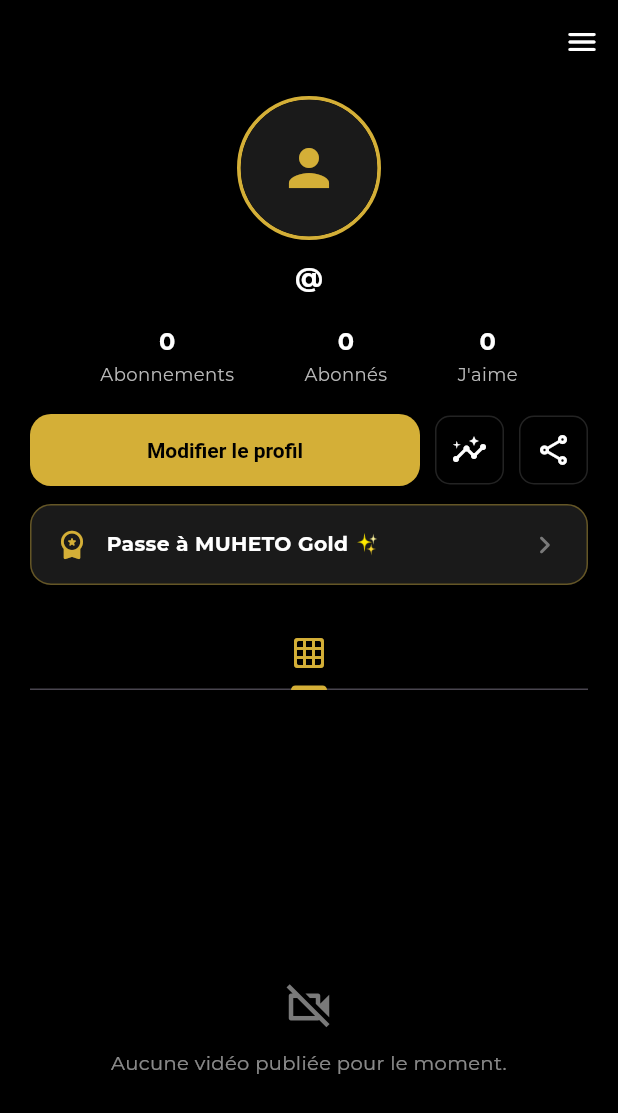
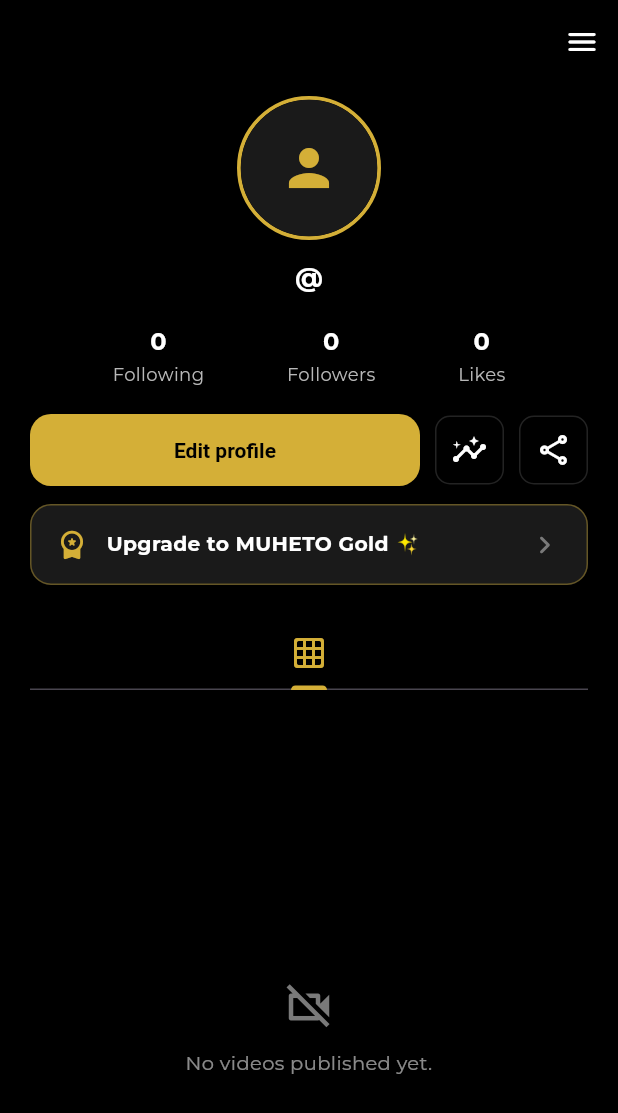
Before and after one commit to muhetoedengrace371240-prog/CLAUDE, a Flutter app: the ProfileScreen screen opened by its route, on a phone screen of 412 x 824 dp. Shown: the top 1113 px of the screen. Run offline on Flutter 3.47's test engine with Material 3 defaults, Android fonts, the phone set to English and light mode, and no system bars; our stand-ins replace cached_network_image, camera, cloud_firestore, firebase_auth, firebase_core, firebase_messaging and 7 more; missing offline and left inert: video_thumbnail; accounts and stored records are empty.

Commit message:
Ecrans Boite de reception, Profil et Feed traduits

```diff
--- a/assets/lang/en.json
+++ b/assets/lang/en.json
@@ -46,6 +46,14 @@
   "feed.forYou": "For You",
   "feed.following": "Following",
   "feed.trending": "Trending",
+  "feed.likeLoginRequired": "Log in to like a video.",
+  "feed.loadError": "Couldn't load the feed.\nCheck your connection.",
+  "feed.empty": "No videos yet.\nBe the first to post!",
+  "feed.commentsLabel": "comments",
+  "feed.beFirstComment": "Be the first to comment.",
+  "feed.commentFailed": "The comment couldn't be posted.",
+  "feed.addCommentHint": "Add a comment...",
+  "feed.defaultUsername": "MUHETO User",
   "profile.title": "Profile",
   "profile.editProfile": "Edit profile",
   "profile.followers": "Followers",
@@ -57,6 +65,11 @@
   "profile.logout": "Log out",
   "profile.language": "Language",
   "profile.bio": "Bio",
+  "profile.loginRequired": "Log in to see your profile.",
+"profile.userNotFound": "User not found.",
+"profile.noVideos": "No videos published yet.",
+"profile.goldMemberBadge": "You're a MUHETO Gold member ✨",
+"profile.goldUpsellBadge": "Upgrade to MUHETO Gold ✨",
   "chat.inbox": "Inbox",
   "chat.activity": "Activity",
   "chat.messages": "Messages",
@@ -64,6 +77,10 @@
   "chat.send": "Send",
   "chat.noMessages": "No messages yet",
   "chat.noConversations": "No conversations",
+  "chat.noActivity": "No activity yet",
+"chat.activityHint": "Likes, comments, and new followers will appear here.",
+"chat.loginRequired": "Log in to see your messages.",
+"chat.noMessagesHint": "Open a creator's profile and tap the message icon to start a conversation.",
   "business.title": "Local Business",
   "business.myPage": "My page",
   "business.call": "Call",
--- a/assets/lang/fr.json
+++ b/assets/lang/fr.json
@@ -46,6 +46,14 @@
   "feed.forYou": "Pour Toi",
   "feed.following": "Abonnements",
   "feed.trending": "Tendances",
+  "feed.likeLoginRequired": "Connecte-toi pour aimer une vidéo.",
+  "feed.loadError": "Impossible de charger le feed.\nVérifie ta connexion.",
+  "feed.empty": "Aucune vidéo pour le moment.\nSois le premier à publier !",
+  "feed.commentsLabel": "commentaires",
+  "feed.beFirstComment": "Sois le premier à commenter.",
+  "feed.commentFailed": "Le commentaire n'a pas pu être publié.",
+  "feed.addCommentHint": "Ajoute un commentaire...",
+  "feed.defaultUsername": "Utilisateur MUHETO",
   "profile.title": "Profil",
   "profile.editProfile": "Modifier le profil",
   "profile.followers": "Abonnés",
@@ -57,6 +65,11 @@
   "profile.logout": "Se déconnecter",
   "profile.language": "Langue",
   "profile.bio": "Biographie",
+  "profile.loginRequired": "Connecte-toi pour voir ton profil.",
+"profile.userNotFound": "Utilisateur introuvable.",
+"profile.noVideos": "Aucune vidéo publiée pour le moment.",
+"profile.goldMemberBadge": "Tu es membre MUHETO Gold ✨",
+"profile.goldUpsellBadge": "Passe à MUHETO Gold ✨",
   "chat.inbox": "Boîte de réception",
   "chat.activity": "Activité",
   "chat.messages": "Messages",
@@ -64,6 +77,10 @@
   "chat.send": "Envoyer",
   "chat.noMessages": "Aucun message pour le moment",
   "chat.noConversations": "Aucune conversation",
+  "chat.noActivity": "Aucune activité pour le moment",
+"chat.activityHint": "Les likes, commentaires et nouveaux abonnés apparaîtront ici.",
+"chat.loginRequired": "Connecte-toi pour voir tes messages.",
+"chat.noMessagesHint": "Ouvre le profil d'un créateur et tape sur l'icône message pour démarrer une conversation.",
   "business.title": "Business Local",
   "business.myPage": "Ma page",
   "business.call": "Appeler",
--- a/assets/lang/rn.json
+++ b/assets/lang/rn.json
@@ -46,6 +46,14 @@
   "feed.forYou": "Kuri wewe",
   "feed.following": "Nkurikira",
   "feed.trending": "Bikunzwe",
+  "feed.likeLoginRequired": "Injira kugira ukunde amashusho.",
+  "feed.loadError": "Ntibishoboka gupakira feed.\nRaba ukwo wifashishwa n'internet.",
+  "feed.empty": "Nta mashusho ariho ubu.\nBa uwa mbere gusohora!",
+  "feed.commentsLabel": "ivyavuzwe",
+  "feed.beFirstComment": "Ba uwa mbere kuvuga ico wibaza.",
+  "feed.commentFailed": "Ico wavuze ntikibashije gusohoka.",
+  "feed.addCommentHint": "Ongeraho ico wibaza...",
+  "feed.defaultUsername": "Uwukoresha MUHETO",
   "profile.title": "Umwirondoro",
   "profile.editProfile": "Hindura umwirondoro",
   "profile.followers": "Abankurikira",
@@ -57,6 +65,11 @@
   "profile.logout": "Sohoka",
   "profile.language": "Ururimi",
   "profile.bio": "Amakuru yanje",
+  "profile.loginRequired": "Injira kugira ubone umwirondoro wawe.",
+"profile.userNotFound": "Uwukoresha ntiyabonetse.",
+"profile.noVideos": "Nta mashusho asohotswe ubu.",
+"profile.goldMemberBadge": "Uri umunywanyi wa MUHETO Gold ✨",
+"profile.goldUpsellBadge": "Duga kuri MUHETO Gold ✨",
   "chat.inbox": "Ubutumwa",
   "chat.activity": "Ivyakozwe",
   "chat.messages": "Ubutumwa",
@@ -64,6 +77,10 @@
   "chat.send": "Rungika",
   "chat.noMessages": "Nta butumwa buriho",
   "chat.noConversations": "Nta kiyago kiriho",
+  "chat.noActivity": "Nta vyakozwe biriho",
+"chat.activityHint": "Ivyakunzwe, ivyavuzwe, n'abankurikira bashasha bizoboneka hano.",
+"chat.loginRequired": "Injira kugira ubone ubutumwa bwawe.",
+"chat.noMessagesHint": "Fungura umwirondoro w'umuremyi hanyuma ukande ku kamenyetso k'ubutumwa kugira utangure ikiyago.",
   "business.title": "Ibigo vy'Aha Hafi",
   "business.myPage": "Urupapuro rwanje",
   "business.call": "Hamagara",
--- a/assets/lang/sw.json
+++ b/assets/lang/sw.json
@@ -46,6 +46,14 @@
   "feed.forYou": "Kwa Ajili Yako",
   "feed.following": "Ninaofuata",
   "feed.trending": "Yanayovuma",
+  "feed.likeLoginRequired": "Ingia ili kupenda video.",
+  "feed.loadError": "Imeshindikana kupakia feed.\nAngalia muunganisho wako.",
+  "feed.empty": "Hakuna video bado.\nKuwa wa kwanza kuchapisha!",
+  "feed.commentsLabel": "maoni",
+  "feed.beFirstComment": "Kuwa wa kwanza kutoa maoni.",
+  "feed.commentFailed": "Maoni hayakuweza kuchapishwa.",
+  "feed.addCommentHint": "Ongeza maoni...",
+  "feed.defaultUsername": "Mtumiaji wa MUHETO",
   "profile.title": "Wasifu",
   "profile.editProfile": "Hariri wasifu",
   "profile.followers": "Wafuasi",
@@ -57,6 +65,11 @@
   "profile.logout": "Toka",
   "profile.language": "Lugha",
   "profile.bio": "Maelezo binafsi",
+  "profile.loginRequired": "Ingia ili kuona wasifu wako.",
+"profile.userNotFound": "Mtumiaji hajapatikana.",
+"profile.noVideos": "Hakuna video zilizochapishwa bado.",
+"profile.goldMemberBadge": "Wewe ni mwanachama wa MUHETO Gold ✨",
+"profile.goldUpsellBadge": "Pandisha hadi MUHETO Gold ✨",
   "chat.inbox": "Ujumbe",
   "chat.activity": "Shughuli",
   "chat.messages": "Mazungumzo",
@@ -64,6 +77,10 @@
   "chat.send": "Tuma",
   "chat.noMessages": "Hakuna ujumbe bado",
   "chat.noConversations": "Hakuna mazungumzo",
+  "chat.noActivity": "Hakuna shughuli bado",
+"chat.activityHint": "Mapendo, maoni, na wafuasi wapya wataonekana hapa.",
+"chat.loginRequired": "Ingia ili kuona ujumbe wako.",
+"chat.noMessagesHint": "Fungua wasifu wa muumbaji na bonyeza aikoni ya ujumbe kuanza mazungumzo.",
   "business.title": "Biashara za Karibu",
   "business.myPage": "Ukurasa wangu",
   "business.call": "Piga simu",
--- a/lib/features/profile/profile_screen.dart
+++ b/lib/features/profile/profile_screen.dart
@@ -2,6 +2,7 @@
 import 'package:firebase_auth/firebase_auth.dart';
 import 'package:flutter/material.dart';
 
+import '../../core/localization/app_localizations.dart';
 import '../../core/navigation/app_routes.dart';
 import '../../core/theme/app_theme.dart';
 import '../../models/user_model.dart';
@@ -54,15 +55,16 @@
 
   @override
   Widget build(BuildContext context) {
+    final loc = AppLocalizations.of(context);
     final uid = _viewedUid;
 
     if (uid == null) {
-      return const Scaffold(
+      return Scaffold(
         backgroundColor: AppColors.black,
         body: Center(
           child: Text(
-            'Connecte-toi pour voir ton profil.',
-            style: TextStyle(color: Colors.white70),
+            loc.t('profile.loginRequired'),
+            style: const TextStyle(color: Colors.white70),
           ),
         ),
       );
@@ -73,7 +75,7 @@
       appBar: AppBar(
         title: StreamBuilder<UserModel?>(
           stream: _profileService.watchUser(uid),
-          builder: (context, snap) => Text(snap.data?.username ?? 'Profil'),
+          builder: (context, snap) => Text(snap.data?.username ?? loc.t('profile.title')),
         ),
         automaticallyImplyLeading: !_isOwnProfile,
         actions: [
@@ -95,8 +97,8 @@
 
           final user = userSnap.data;
           if (user == null) {
-            return const Center(
-              child: Text('Utilisateur introuvable.', style: TextStyle(color: Colors.white70)),
+            return Center(
+              child: Text(loc.t('profile.userNotFound'), style: const TextStyle(color: Colors.white70)),
             );
           }
 
@@ -153,6 +155,8 @@
 
   @override
   Widget build(BuildContext context) {
+    final loc = AppLocalizations.of(context);
+
     return StreamBuilder<List<VideoModel>>(
       stream: profileService.watchUserVideos(uid),
       builder: (context, videosSnap) {
@@ -220,9 +224,9 @@
             Row(
               mainAxisAlignment: MainAxisAlignment.spaceEvenly,
               children: [
-                ProfileStat(value: user.followingCount, label: 'Abonnements'),
-                ProfileStat(value: user.followersCount, label: 'Abonnés'),
-                ProfileStat(value: totalLikes, label: "J'aime"),
+                ProfileStat(value: user.followingCount, label: loc.t('profile.following')),
+                ProfileStat(value: user.followersCount, label: loc.t('profile.followers')),
+                ProfileStat(value: totalLikes, label: loc.t('profile.likes')),
               ],
             ),
             const SizedBox(height: 18),
@@ -236,7 +240,7 @@
                           MaterialPageRoute(builder: (_) => EditProfileScreen(user: user)),
                         );
                       },
-                      child: const Text('Modifier le profil'),
+                      child: Text(loc.t('profile.editProfile')),
                     ),
                   ),
                   const SizedBox(width: 10),
@@ -261,11 +265,11 @@
                         return isFollowing
                             ? OutlinedButton(
                                 onPressed: onFollowTap,
-                                child: const Text('Abonné'),
+                                child: Text(loc.t('profile.followingAction')),
                               )
                             : ElevatedButton(
                                 onPressed: onFollowTap,
-                                child: const Text('Suivre'),
+                                child: Text(loc.t('profile.follow')),
                               );
                       },
                     ),
@@ -320,23 +324,25 @@
 
   @override
   Widget build(BuildContext context) {
+    final loc = AppLocalizations.of(context);
+
     if (isLoading) {
       return const Center(child: CircularProgressIndicator(color: AppColors.gold));
     }
 
     if (videos.isEmpty) {
-      return const Center(
+      return Center(
         child: Padding(
-          padding: EdgeInsets.symmetric(horizontal: 32),
+          padding: const EdgeInsets.symmetric(horizontal: 32),
           child: Column(
             mainAxisAlignment: MainAxisAlignment.center,
             children: [
-              Icon(Icons.videocam_off_outlined, color: AppColors.textMuted, size: 36),
-              SizedBox(height: 10),
+              const Icon(Icons.videocam_off_outlined, color: AppColors.textMuted, size: 36),
+              const SizedBox(height: 10),
               Text(
-                'Aucune vidéo publiée pour le moment.',
+                loc.t('profile.noVideos'),
                 textAlign: TextAlign.center,
-                style: TextStyle(color: Colors.white54, fontSize: 13),
+                style: const TextStyle(color: Colors.white54, fontSize: 13),
               ),
             ],
           ),
@@ -412,6 +418,8 @@
 
   @override
   Widget build(BuildContext context) {
+    final loc = AppLocalizations.of(context);
+
     return GestureDetector(
       onTap: () => Navigator.of(context).pushNamed(AppRoutes.gold),
       child: Container(
@@ -432,7 +440,7 @@
             const SizedBox(width: 12),
             Expanded(
               child: Text(
-                isGoldActive ? 'Tu es membre MUHETO Gold ✨' : 'Passe à MUHETO Gold ✨',
+                isGoldActive ? loc.t('profile.goldMemberBadge') : loc.t('profile.goldUpsellBadge'),
                 style: TextStyle(
                   color: isGoldActive ? AppColors.black : Colors.white,
                   fontWeight: FontWeight.w700,
```
Also changed, not shown: lib/features/feed/feed_screen.dart (+27 -20 lines), lib/features/inbox/inbox_screen.dart (+30 -24 lines).
